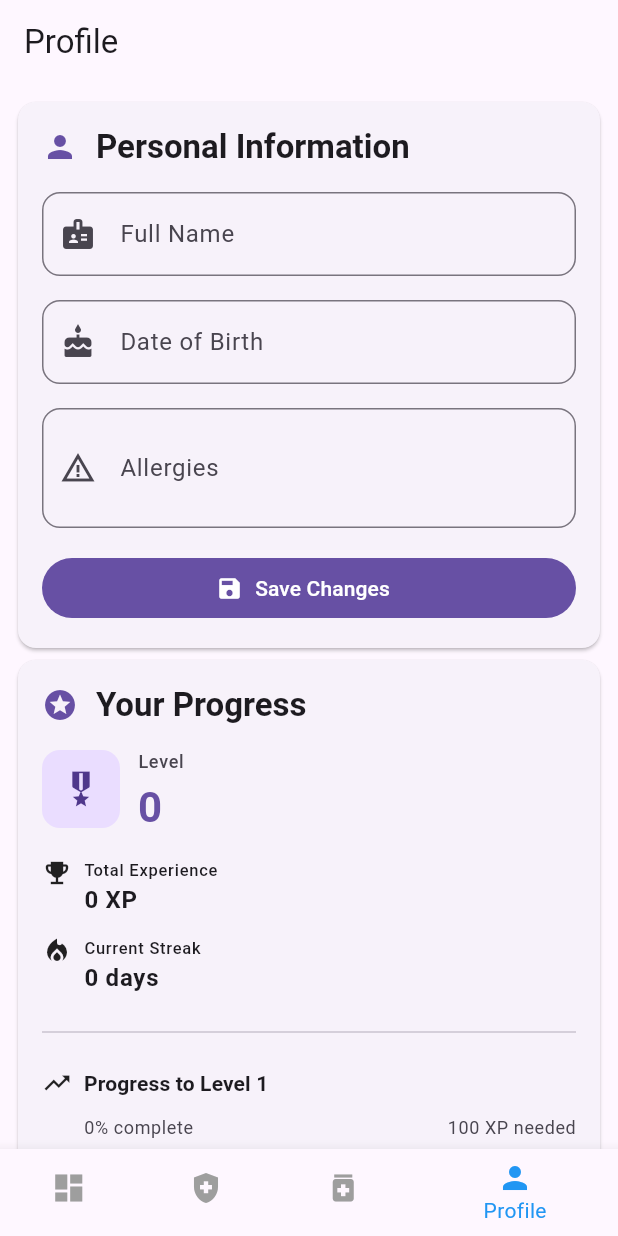
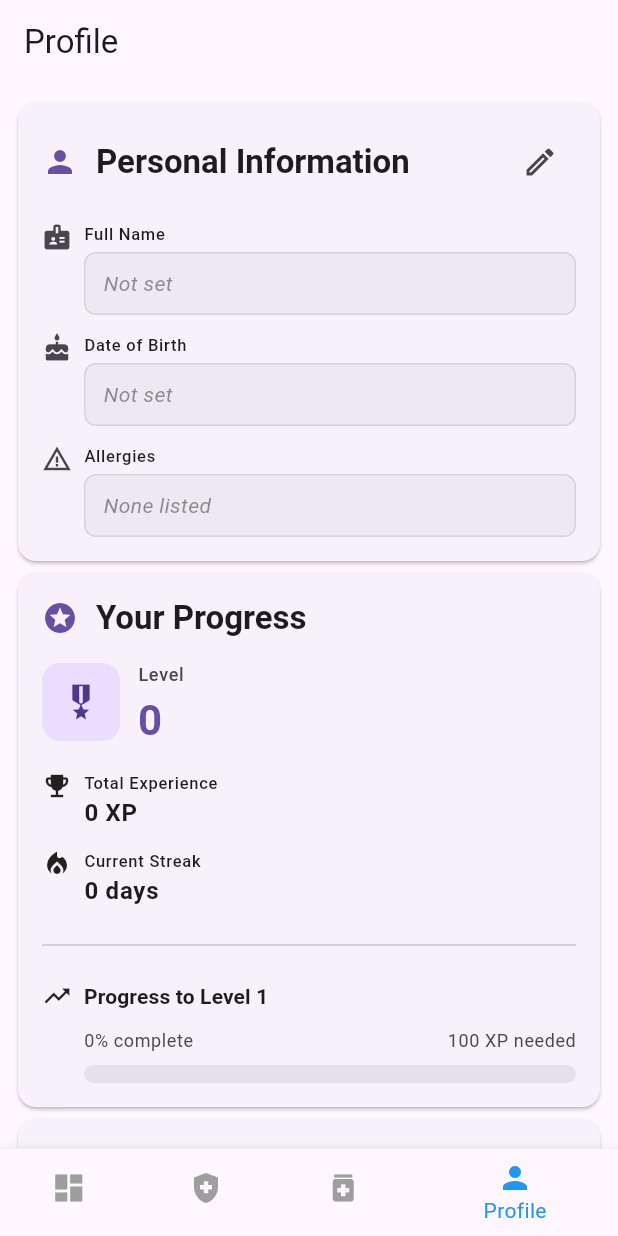
Before and after one commit to pndaRN/ComplyHealth, a Flutter app: the screen it shows after launch, item 4 of the bottom bar chosen, on a phone screen of 412 x 824 dp. Run offline on Flutter 3.47's test engine with Material 3 defaults, Android fonts, the phone set to English and light mode, and no system bars; our stand-ins replace flutter_local_notifications, flutter_riverpod, hive, hive_flutter, timezone; accounts and stored records are empty.

Commit message:
Add edit/view mode toggle to profile screen
- Converted ProfileScreen from ConsumerWidget to ConsumerStatefulWidget
- Added edit/view mode state management with _isEditing boolean
- View mode displays saved information in clean, read-only boxes
- Edit button in header toggles to edit mode
- Edit mode shows text fields with Save and Cancel buttons
- Cancel button discards changes and reverts to saved values
- Created _buildInfoRow helper method for consistent info display
- Empty fields show placeholder text ("Not set", "None listed") in italic
- Improved UX with clear visual distinction between modes

```diff
--- a/frontend/lib/features/profile/profile_screen.dart
+++ b/frontend/lib/features/profile/profile_screen.dart
@@ -3,18 +3,75 @@ import 'package:flutter_riverpod/flutter_riverpod.dart';
 import '../../core/models/profile.dart';
 import '../../core/state/profile_provider.dart';
 
-class ProfileScreen extends ConsumerWidget {
+class ProfileScreen extends ConsumerStatefulWidget {
   const ProfileScreen({super.key});
 
   @override
-  Widget build(BuildContext context, WidgetRef ref) {
+  ConsumerState<ProfileScreen> createState() => _ProfileScreenState();
+}
+
+class _ProfileScreenState extends ConsumerState<ProfileScreen> {
+  bool _isEditing = false;
+  late TextEditingController _nameCtrl;
+  late TextEditingController _dobCtrl;
+  late TextEditingController _allergyCtrl;
+
+  @override
+  void initState() {
+    super.initState();
+    final profile = ref.read(profileProvider);
+    _nameCtrl = TextEditingController(text: profile.name);
+    _dobCtrl = TextEditingController(text: profile.dob);
+    _allergyCtrl = TextEditingController(text: profile.allergies);
+  }
+
+  @override
+  void dispose() {
+    _nameCtrl.dispose();
+    _dobCtrl.dispose();
+    _allergyCtrl.dispose();
+    super.dispose();
+  }
+
+  void _enterEditMode() {
+    final profile = ref.read(profileProvider);
+    _nameCtrl.text = profile.name;
+    _dobCtrl.text = profile.dob;
+    _allergyCtrl.text = profile.allergies;
+    setState(() => _isEditing = true);
+  }
+
+  void _cancelEdit() {
+    final profile = ref.read(profileProvider);
+    _nameCtrl.text = profile.name;
+    _dobCtrl.text = profile.dob;
+    _allergyCtrl.text = profile.allergies;
+    setState(() => _isEditing = false);
+  }
+
+  void _saveProfile() {
+    final profile = ref.read(profileProvider);
+    final notifier = ref.read(profileProvider.notifier);
+    final p = Profile(
+      name: _nameCtrl.text,
+      dob: _dobCtrl.text,
+      allergies: _allergyCtrl.text,
+      xp: profile.xp,
+      streak: profile.streak,
+      levelProgress: profile.levelProgress,
+    );
+    notifier.save(p);
+    setState(() => _isEditing = false);
+    ScaffoldMessenger.of(context).showSnackBar(
+      const SnackBar(content: Text('Profile saved!')),
+    );
+  }
+
+  @override
+  Widget build(BuildContext context) {
     final theme = Theme.of(context);
     final profile = ref.watch(profileProvider);
     final notifier = ref.read(profileProvider.notifier);
-
-    final nameCtrl = TextEditingController(text: profile.name);
-    final dobCtrl = TextEditingController(text: profile.dob);
-    final allergyCtrl = TextEditingController(text: profile.allergies);
 
     return Scaffold(
       appBar: AppBar(
@@ -39,17 +96,27 @@ class ProfileScreen extends ConsumerWidget {
                         color: theme.colorScheme.primary,
                       ),
                       const SizedBox(width: 12),
-                      Text(
+                      Expanded(
+                        child: Text(
                           'Personal Information',
                           style: theme.textTheme.titleLarge?.copyWith(
                             fontWeight: FontWeight.bold,
                           ),
                         ),
+                      ),
+                      if (!_isEditing)
+                        IconButton(
+                          icon: const Icon(Icons.edit_outlined),
+                          onPressed: _enterEditMode,
+                          tooltip: 'Edit profile',
+                        ),
                     ],
                   ),
                   const SizedBox(height: 16),
+                  if (_isEditing) ...[
+                    // Edit Mode - Show text fields
                     TextField(
-                    controller: nameCtrl,
+                      controller: _nameCtrl,
                       decoration: InputDecoration(
                         labelText: 'Full Name',
                         prefixIcon: const Icon(Icons.badge),
@@ -60,7 +127,7 @@ class ProfileScreen extends ConsumerWidget {
                     ),
                     const SizedBox(height: 16),
                     TextField(
-                    controller: dobCtrl,
+                      controller: _dobCtrl,
                       decoration: InputDecoration(
                         labelText: 'Date of Birth',
                         prefixIcon: const Icon(Icons.cake),
@@ -71,7 +138,7 @@ class ProfileScreen extends ConsumerWidget {
                     ),
                     const SizedBox(height: 16),
                     TextField(
-                    controller: allergyCtrl,
+                      controller: _allergyCtrl,
                       decoration: InputDecoration(
                         labelText: 'Allergies',
                         prefixIcon: const Icon(Icons.warning_amber),
@@ -82,27 +149,51 @@ class ProfileScreen extends ConsumerWidget {
                       maxLines: 2,
                     ),
                     const SizedBox(height: 16),
-                  SizedBox(
-                    width: double.infinity,
-                    child: FilledButton.icon(
-                      onPressed: () {
-                        final p = Profile(
-                          name: nameCtrl.text,
-                          dob: dobCtrl.text,
-                          allergies: allergyCtrl.text,
-                          xp: profile.xp,
-                          streak: profile.streak,
-                          levelProgress: profile.levelProgress,
-                        );
-                        notifier.save(p);
-                        ScaffoldMessenger.of(context).showSnackBar(
-                          const SnackBar(content: Text('Profile saved!')),
-                        );
-                      },
-                      icon: const Icon(Icons.save),
-                      label: const Text('Save Changes'),
+                    Row(
+                      children: [
+                        Expanded(
+                          child: OutlinedButton.icon(
+                            onPressed: _cancelEdit,
+                            icon: const Icon(Icons.close),
+                            label: const Text('Cancel'),
                           ),
                         ),
+                        const SizedBox(width: 12),
+                        Expanded(
+                          child: FilledButton.icon(
+                            onPressed: _saveProfile,
+                            icon: const Icon(Icons.save),
+                            label: const Text('Save'),
+                          ),
+                        ),
+                      ],
+                    ),
+                  ] else ...[
+                    // View Mode - Show information boxes
+                    _buildInfoRow(
+                      context,
+                      icon: Icons.badge,
+                      label: 'Full Name',
+                      value: profile.name.isEmpty ? 'Not set' : profile.name,
+                      isEmpty: profile.name.isEmpty,
+                    ),
+                    const SizedBox(height: 12),
+                    _buildInfoRow(
+                      context,
+                      icon: Icons.cake,
+                      label: 'Date of Birth',
+                      value: profile.dob.isEmpty ? 'Not set' : profile.dob,
+                      isEmpty: profile.dob.isEmpty,
+                    ),
+                    const SizedBox(height: 12),
+                    _buildInfoRow(
+                      context,
+                      icon: Icons.warning_amber,
+                      label: 'Allergies',
+                      value: profile.allergies.isEmpty ? 'None listed' : profile.allergies,
+                      isEmpty: profile.allergies.isEmpty,
+                    ),
+                  ],
                 ],
               ),
             ),
@@ -344,4 +435,55 @@ class ProfileScreen extends ConsumerWidget {
       ),
     );
   }
+
+  Widget _buildInfoRow(
+    BuildContext context, {
+    required IconData icon,
+    required String label,
+    required String value,
+    bool isEmpty = false,
+  }) {
+    final theme = Theme.of(context);
+    return Row(
+      crossAxisAlignment: CrossAxisAlignment.start,
+      children: [
+        Icon(icon, size: 20, color: theme.colorScheme.onSurfaceVariant),
+        const SizedBox(width: 8),
+        Expanded(
+          child: Column(
+            crossAxisAlignment: CrossAxisAlignment.start,
+            children: [
+              Text(
+                label,
+                style: theme.textTheme.labelSmall,
+              ),
+              const SizedBox(height: 4),
+              Container(
+                width: double.infinity,
+                padding: const EdgeInsets.symmetric(horizontal: 12, vertical: 10),
+                decoration: BoxDecoration(
+                  color: isEmpty
+                      ? theme.colorScheme.surfaceContainerHighest.withOpacity(0.5)
+                      : theme.colorScheme.surfaceContainerHighest,
+                  borderRadius: BorderRadius.circular(8),
+                  border: Border.all(
+                    color: theme.colorScheme.outline.withOpacity(0.2),
+                  ),
+                ),
+                child: Text(
+                  value,
+                  style: theme.textTheme.bodyMedium?.copyWith(
+                    color: isEmpty
+                        ? theme.colorScheme.onSurfaceVariant.withOpacity(0.6)
+                        : theme.colorScheme.onSurface,
+                    fontStyle: isEmpty ? FontStyle.italic : null,
+                  ),
+                ),
+              ),
+            ],
+          ),
+        ),
+      ],
+    );
   }
+}
```
Lines whose indentation alone changed are shown as unchanged.
